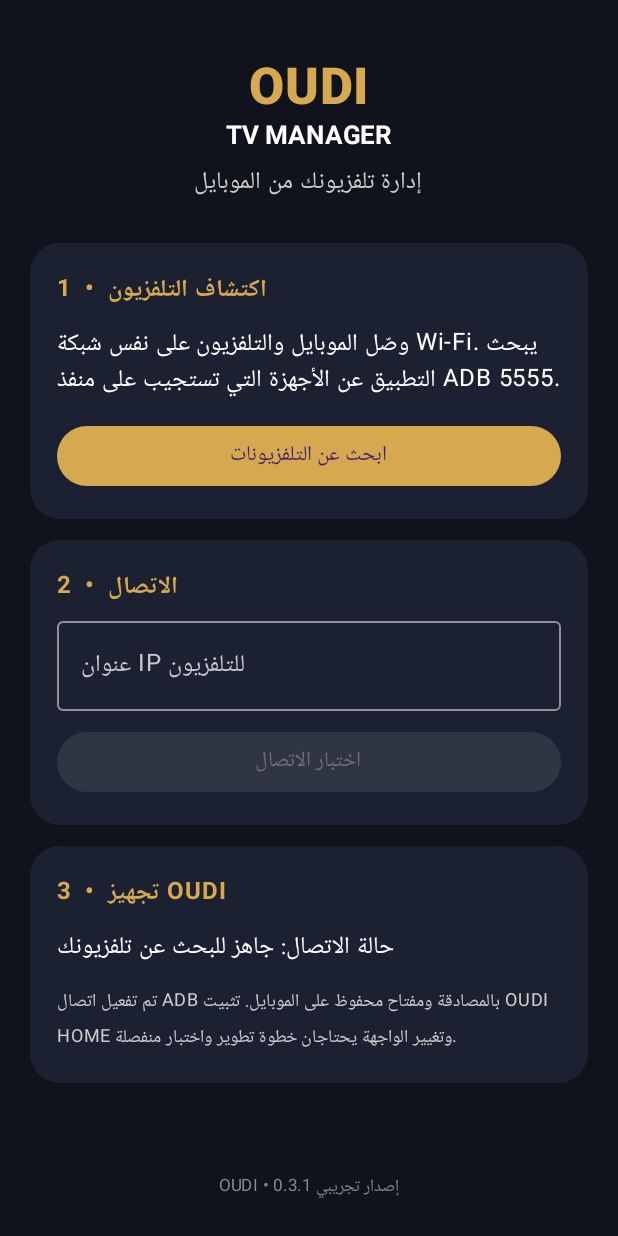
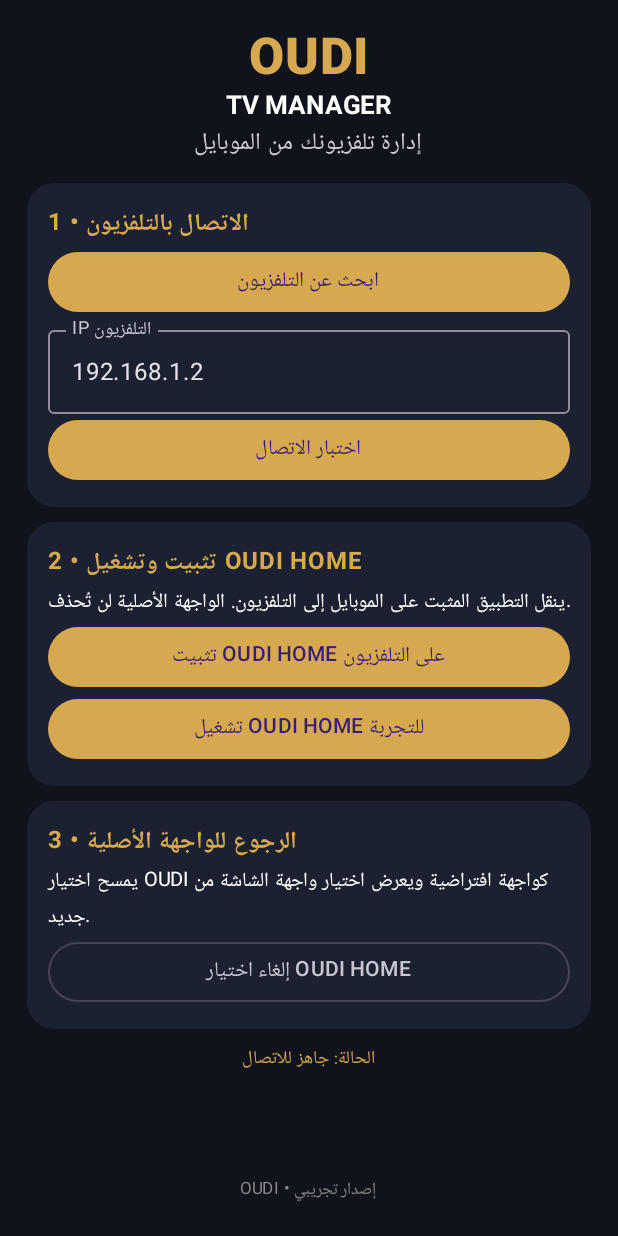
Before and after one commit to magdybnattia1/OUDI-TV-MANAGER, an Android app built with Jetpack Compose: the screen it shows after launch (MainActivity), on a phone screen of 412 x 824 dp. Run offline under Robolectric (Android 15) with nearby library versions, the phone set to English and light mode, and no system bars.

Commit message:
Add OUDI HOME install and launcher controls

```diff
--- a/app/src/main/java/com/oudi/manager/MainActivity.kt
+++ b/app/src/main/java/com/oudi/manager/MainActivity.kt
@@ -40,112 +40,100 @@ class MainActivity : ComponentActivity() {
 
 @Composable
 private fun OudiManager(context: Context) {
-    var ip by remember { mutableStateOf("") }
-    var status by remember { mutableStateOf("جاهز للبحث عن تلفزيونك") }
+    var ip by remember { mutableStateOf("192.168.1.2") }
+    var status by remember { mutableStateOf("جاهز للاتصال") }
     var scanning by remember { mutableStateOf(false) }
-    var connecting by remember { mutableStateOf(false) }
+    var busy by remember { mutableStateOf(false) }
     var found by remember { mutableStateOf(listOf<String>()) }
-    var connected by remember { mutableStateOf(false) }
     val scope = rememberCoroutineScope()
+
+    fun action(work: suspend () -> String) {
+        if (busy || ip.isBlank()) return
+        busy = true
+        scope.launch {
+            status = "جاري التنفيذ…"
+            val result = withContext(Dispatchers.IO) { runCatching { work() } }
+            status = result.getOrElse { it.message ?: "فشلت العملية" }
+            busy = false
+        }
+    }
 
     fun scan() {
         scanning = true
-        connected = false
-        status = "جاري فحص الشبكة المحلية بحثاً عن ADB…"
-        found = emptyList()
         scope.launch {
             val candidates = withContext(Dispatchers.IO) {
                 val wifi = context.applicationContext.getSystemService(Context.WIFI_SERVICE) as WifiManager
-                @Suppress("DEPRECATION")
-                val dhcp = wifi.dhcpInfo
+                @Suppress("DEPRECATION") val dhcp = wifi.dhcpInfo
                 if (dhcp == null || dhcp.ipAddress == 0) emptyList() else {
-                    val ipInt = dhcp.ipAddress
-                    val mask = dhcp.netmask
-                    val network = ipInt and mask
-                    val broadcast = network or mask.inv()
-                    val prefix = (network.toLong() and 0xffffffffL)
-                    (1..254).mapNotNull { host ->
-                        val address = (prefix + host).toInt()
-                        if (address == ipInt) null else ByteBuffer.allocate(4).order(ByteOrder.LITTLE_ENDIAN).putInt(address).array().joinToString(".") { (it.toInt() and 0xff).toString() }
-                    }.takeIf { (broadcast - network) > 2 } ?: emptyList()
+                    val local = dhcp.ipAddress
+                    val network = local and dhcp.netmask
+                    (1..254).mapNotNull { n ->
+                        val a = (network.toLong() and 0xffffffffL) + n
+                        val addr = a.toInt()
+                        if (addr == local) null else ByteBuffer.allocate(4).order(ByteOrder.LITTLE_ENDIAN)
+                            .putInt(addr).array().joinToString(".") { (it.toInt() and 255).toString() }
+                    }
                 }
             }
-            if (candidates.isEmpty()) {
-                scanning = false
-                status = "تعذر قراءة شبكة Wi‑Fi. أدخل IP التلفزيون يدوياً."
-                return@launch
-            }
             val gate = Semaphore(24)
-            val reachable = candidates.map { host -> async(Dispatchers.IO) {
+            found = candidates.map { host -> async(Dispatchers.IO) {
                 gate.acquire()
-                try {
-                    Socket().use { it.connect(InetSocketAddress(host, 5555), 450) }
-                    host
-                } catch (_: Exception) { null }
+                try { Socket().use { it.connect(InetSocketAddress(host, 5555), 450) }; host }
+                catch (_: Exception) { null }
                 finally { gate.release() }
             } }.awaitAll().filterNotNull().distinct()
-            found = reachable
             scanning = false
-            if (reachable.isEmpty()) status = "لم نعثر على ADB على المنفذ 5555. جرّب إدخال IP يدوياً وتأكد من تفعيل تصحيح ADB عبر الشبكة."
-            else {
-                status = "عُثر على ${reachable.size} جهاز يستجيب على منفذ ADB. اختر تلفزيون Tornado."
-                if (ip.isBlank()) ip = reachable.first()
-            }
+            status = if (found.isEmpty()) "لم يتم العثور على جهاز؛ أدخل IP يدوياً" else "اختر التلفزيون من القائمة"
+            if (found.isNotEmpty()) ip = found.first()
         }
     }
 
     MaterialTheme(colorScheme = darkColorScheme(primary = Gold, background = Ink, surface = Panel)) {
-        Column(Modifier.fillMaxSize().background(Ink).padding(20.dp), horizontalAlignment = Alignment.CenterHorizontally) {
-            Spacer(Modifier.height(18.dp))
+        Column(Modifier.fillMaxSize().background(Ink).padding(18.dp), horizontalAlignment = Alignment.CenterHorizontally) {
             Text("OUDI", color = Gold, fontSize = 34.sp, fontWeight = FontWeight.Black)
             Text("TV MANAGER", color = Color.White, fontSize = 17.sp, fontWeight = FontWeight.Bold)
-            Text("إدارة تلفزيونك من الموبايل", color = Color.LightGray, modifier = Modifier.padding(top = 6.dp))
-            Spacer(Modifier.height(26.dp))
-            Card(colors = CardDefaults.cardColors(containerColor = Panel), shape = RoundedCornerShape(20.dp)) {
-                Column(Modifier.padding(18.dp)) {
-                    Text("1  •  اكتشاف التلفزيون", color = Gold, fontWeight = FontWeight.Bold)
-                    Text("وصّل الموبايل والتلفزيون على نفس شبكة Wi‑Fi. يبحث التطبيق عن الأجهزة التي تستجيب على منفذ ADB 5555.", color = Color.White, modifier = Modifier.padding(top = 8.dp))
-                    Button(onClick = { scan() }, enabled = !scanning, modifier = Modifier.fillMaxWidth().padding(top = 12.dp)) { Text(if (scanning) "جاري البحث…" else "ابحث عن التلفزيونات") }
-                    if (found.isNotEmpty()) {
-                        found.forEach { host -> TextButton(onClick = { ip = host }) { Text("اختيار $host", color = Gold) } }
+            Text("إدارة تلفزيونك من الموبايل", color = Color.LightGray)
+            Spacer(Modifier.height(12.dp))
+            Card(colors = CardDefaults.cardColors(containerColor = Panel), shape = RoundedCornerShape(18.dp)) {
+                Column(Modifier.padding(14.dp)) {
+                    Text("1 • الاتصال بالتلفزيون", color = Gold, fontWeight = FontWeight.Bold)
+                    Button(onClick = { scan() }, enabled = !scanning && !busy, modifier = Modifier.fillMaxWidth()) {
+                        Text(if (scanning) "جاري البحث…" else "ابحث عن التلفزيون")
+                    }
+                    found.forEach { host -> TextButton(onClick = { ip = host }) { Text(host, color = Gold) } }
+                    OutlinedTextField(value = ip, onValueChange = { ip = it }, label = { Text("IP التلفزيون") }, singleLine = true, modifier = Modifier.fillMaxWidth())
+                    Button(onClick = { action { OudiAdbClient.connectAndVerify(context, ip.trim()) } }, enabled = ip.isNotBlank() && !busy, modifier = Modifier.fillMaxWidth()) {
+                        Text("اختبار الاتصال")
                     }
                 }
             }
-            Spacer(Modifier.height(14.dp))
-            Card(colors = CardDefaults.cardColors(containerColor = Panel), shape = RoundedCornerShape(20.dp)) {
-                Column(Modifier.padding(18.dp)) {
-                    Text("2  •  الاتصال", color = Gold, fontWeight = FontWeight.Bold)
-                    OutlinedTextField(value = ip, onValueChange = { ip = it }, label = { Text("عنوان IP للتلفزيون") }, placeholder = { Text("مثال: 192.168.1.25") }, singleLine = true, modifier = Modifier.fillMaxWidth())
-                    Button(onClick = {
-                        connecting = true; connected = false
-                        scope.launch {
-                            val result = withContext(Dispatchers.IO) {
-                                runCatching { OudiAdbClient.connectAndVerify(context, ip.trim(), 5555) }
-                            }
-                            connecting = false
-                            connected = result.isSuccess
-                            status = result.getOrElse { error ->
-                                when {
-                                    error.message?.contains("مصادقة") == true -> error.message ?: "تعذر إتمام مصادقة ADB."
-                                    error is java.net.ConnectException -> "منفذ ADB 5555 غير متاح. فعّل تصحيح ADB عبر الشبكة في التلفزيون."
-                                    else -> error.message ?: "فشل اتصال ADB."
-                                }
-                            }
-                        }
-                    }, enabled = ip.isNotBlank() && !connecting, modifier = Modifier.fillMaxWidth().padding(top = 10.dp)) { Text(if (connecting) "جاري الاتصال…" else "اختبار الاتصال") }
+            Spacer(Modifier.height(10.dp))
+            Card(colors = CardDefaults.cardColors(containerColor = Panel), shape = RoundedCornerShape(18.dp), modifier = Modifier.fillMaxWidth()) {
+                Column(Modifier.padding(14.dp)) {
+                    Text("2 • تثبيت وتشغيل OUDI HOME", color = Gold, fontWeight = FontWeight.Bold)
+                    Text("ينقل التطبيق المثبت على الموبايل إلى التلفزيون. الواجهة الأصلية لن تُحذف.", color = Color.White, fontSize = 13.sp)
+                    Button(onClick = { action { OudiAdbClient.installHome(context, ip.trim()) } }, enabled = ip.isNotBlank() && !busy, modifier = Modifier.fillMaxWidth()) {
+                        Text("تثبيت OUDI HOME على التلفزيون")
+                    }
+                    Button(onClick = { action { OudiAdbClient.openHome(ip.trim()) } }, enabled = ip.isNotBlank() && !busy, modifier = Modifier.fillMaxWidth()) {
+                        Text("تشغيل OUDI HOME للتجربة")
+                    }
                 }
             }
-            Spacer(Modifier.height(14.dp))
-            Card(colors = CardDefaults.cardColors(containerColor = Panel), shape = RoundedCornerShape(20.dp), modifier = Modifier.fillMaxWidth()) {
-                Column(Modifier.padding(18.dp)) {
-                    Text("3  •  تجهيز OUDI", color = Gold, fontWeight = FontWeight.Bold)
-                    Text("حالة الاتصال: $status", color = Color.White, modifier = Modifier.padding(top = 8.dp))
-                    if (connected) Text("تم الوصول إلى منفذ ADB فقط. يلزم إتمام مصادقة ADB قبل إرسال أي أمر.", color = Gold, modifier = Modifier.padding(top = 8.dp))
-                    Text("تم تفعيل اتصال ADB بالمصادقة ومفتاح محفوظ على الموبايل. تثبيت OUDI HOME وتغيير الواجهة يحتاجان خطوة تطوير واختبار منفصلة.", color = Color.LightGray, fontSize = 12.sp, modifier = Modifier.padding(top = 10.dp))
+            Spacer(Modifier.height(10.dp))
+            Card(colors = CardDefaults.cardColors(containerColor = Panel), shape = RoundedCornerShape(18.dp), modifier = Modifier.fillMaxWidth()) {
+                Column(Modifier.padding(14.dp)) {
+                    Text("3 • الرجوع للواجهة الأصلية", color = Gold, fontWeight = FontWeight.Bold)
+                    Text("يمسح اختيار OUDI كواجهة افتراضية ويعرض اختيار واجهة الشاشة من جديد.", color = Color.White, fontSize = 13.sp)
+                    OutlinedButton(onClick = { action { OudiAdbClient.restoreHome(ip.trim()) } }, enabled = ip.isNotBlank() && !busy, modifier = Modifier.fillMaxWidth()) {
+                        Text("إلغاء اختيار OUDI HOME")
+                    }
                 }
             }
+            Spacer(Modifier.height(8.dp))
+            Text("الحالة: $status", color = Gold, fontSize = 12.sp)
             Spacer(Modifier.weight(1f))
-            Text("OUDI • إصدار تجريبي 0.3.1", color = Color.Gray, fontSize = 11.sp)
+            Text("OUDI • إصدار تجريبي", color = Color.Gray, fontSize = 11.sp)
         }
     }
 }
```
